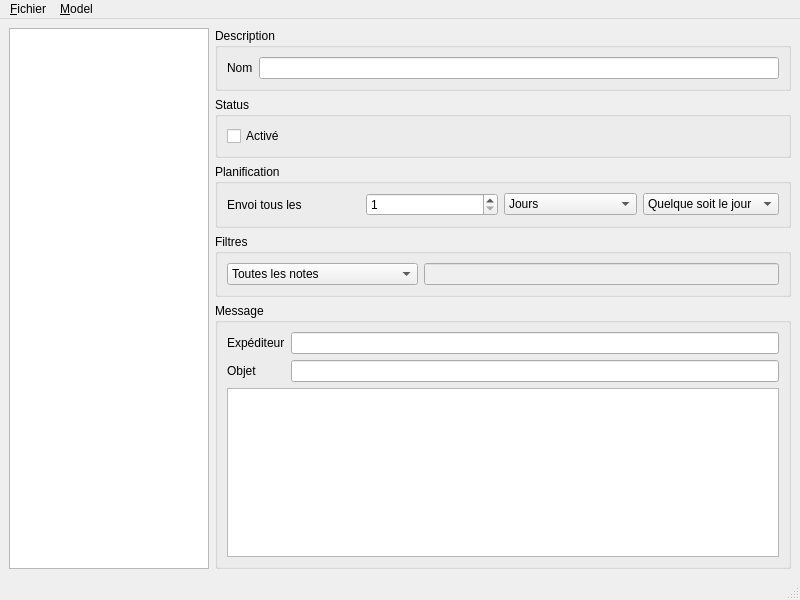
Before: the Qt Designer form application/ui/mail_scheduler_window.ui in nils-van-zuijlen/Enibar, drawn with Qt 5.
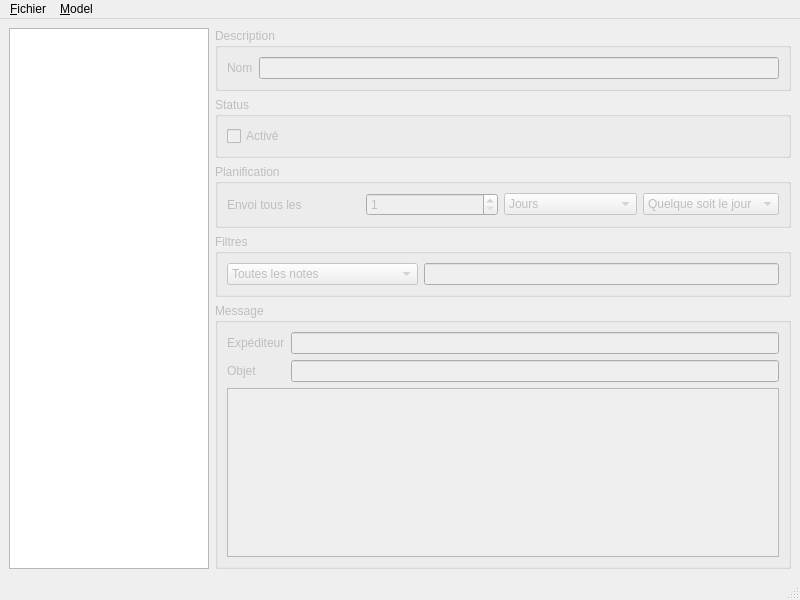
After: the same form once the commit is applied. Custom widgets are drawn as their Qt base class.

Commit message: Almost 100% coverage on mails

Diff of the .ui file:
```diff
--- a/application/ui/mail_scheduler_window.ui
+++ b/application/ui/mail_scheduler_window.ui
@@ -17,6 +17,9 @@
    <layout class="QGridLayout" name="gridLayout">
     <item row="3" column="1">
      <widget class="QGroupBox" name="filter_groupbox">
+      <property name="enabled">
+       <bool>false</bool>
+      </property>
       <property name="title">
        <string>Filtres</string>
       </property>
@@ -69,6 +72,9 @@
     </item>
     <item row="0" column="1">
      <widget class="QGroupBox" name="description_groupbox">
+      <property name="enabled">
+       <bool>false</bool>
+      </property>
       <property name="title">
        <string>Description</string>
       </property>
@@ -92,6 +98,9 @@
     </item>
     <item row="2" column="1">
      <widget class="QGroupBox" name="schedule_groupbox">
+      <property name="enabled">
+       <bool>false</bool>
+      </property>
       <property name="title">
        <string>Planification</string>
       </property>
@@ -181,6 +190,9 @@
     </item>
     <item row="4" column="1">
      <widget class="QGroupBox" name="message_groupbox">
+      <property name="enabled">
+       <bool>false</bool>
+      </property>
       <property name="title">
        <string>Message</string>
       </property>
@@ -239,6 +251,9 @@
     </item>
     <item row="1" column="1">
      <widget class="QGroupBox" name="status_groupbox">
+      <property name="enabled">
+       <bool>false</bool>
+      </property>
       <property name="title">
        <string>Status</string>
       </property>
```
Left out of the diff: 15 changed lines with no effect on the pictures. The commit also changes 4 other files.
